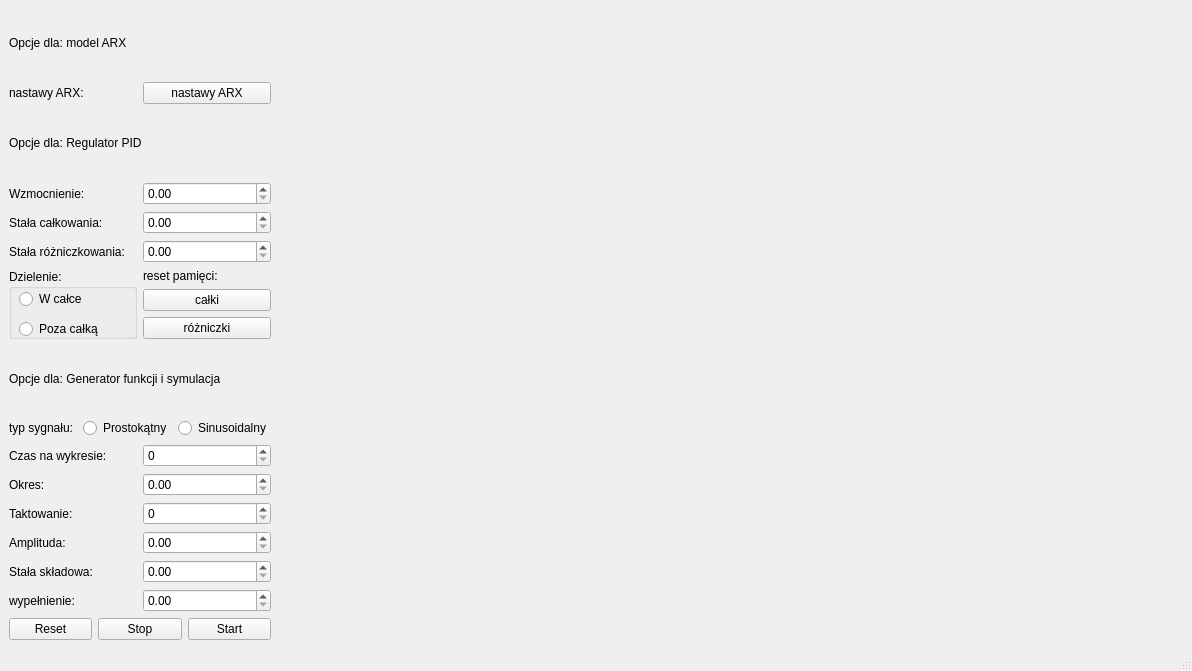
Qt form mainwindow.ui (bSek316303/Symulator-UAR) before a commit.
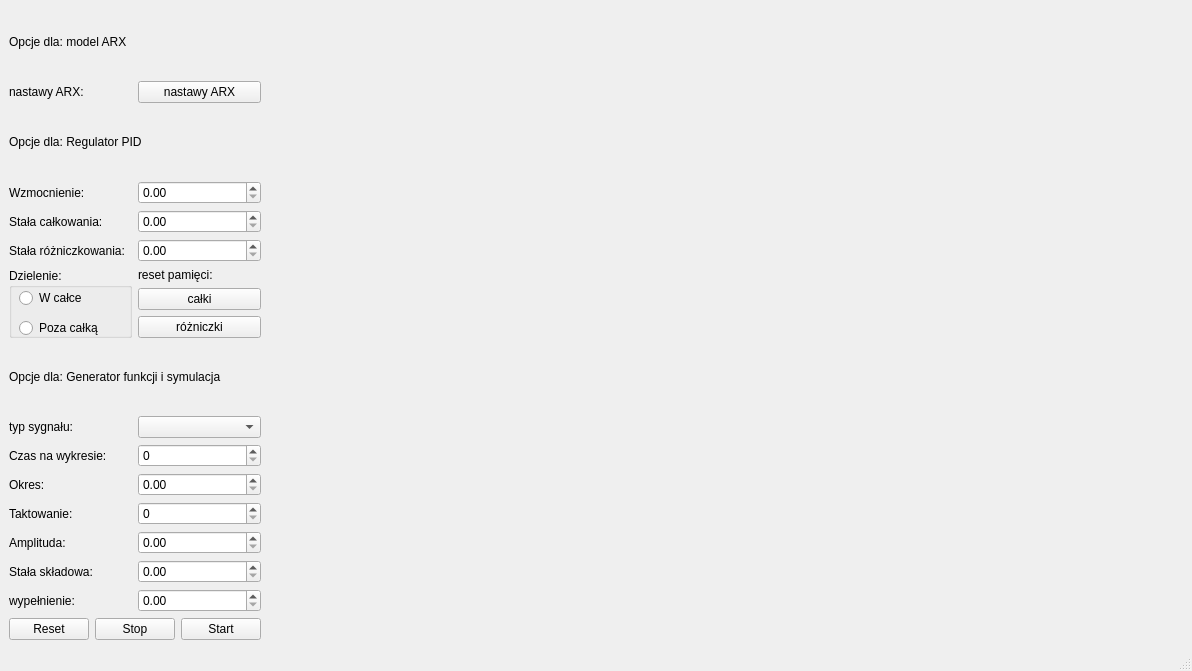
The same form after that commit.

Diff of the .ui file:
```diff
--- a/mainwindow.ui
+++ b/mainwindow.ui
@@ -172,18 +172,7 @@
            </widget>
           </item>
           <item>
-           <widget class="QRadioButton" name="rdiobtn_square">
-            <property name="text">
-             <string>Prostokątny</string>
-            </property>
-           </widget>
-          </item>
-          <item>
-           <widget class="QRadioButton" name="rdiobtn_sin">
-            <property name="text">
-             <string>Sinusoidalny</string>
-            </property>
-           </widget>
+           <widget class="QComboBox" name="comboBox_typ_sygnalu"/>
           </item>
          </layout>
         </item>
```
